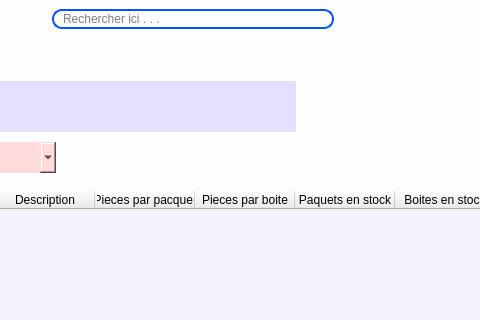
The window that views/main_window.ui (ninohantonio/Store-Management) describes before a commit, drawn with Qt 5; both pictures show x 540 to 1020 and y 0 to 320 of the 1367 by 701 pixel window.
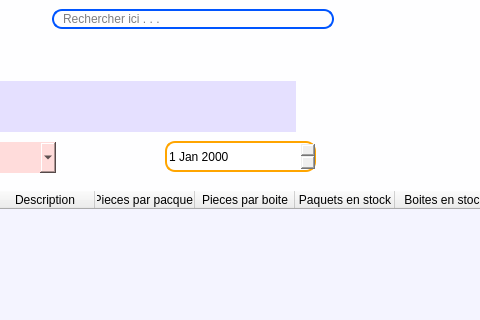
The same window after the commit. The open tabs and pages were chosen to show the change. Icons and pictures are not drawn. Custom widgets are drawn as their Qt base class.

Patch:
```diff
--- a/views/main_window.ui
+++ b/views/main_window.ui
@@ -1274,6 +1274,20 @@
                </property>
               </item>
              </widget>
+             <widget class="QDateEdit" name="date_article">
+              <property name="geometry">
+               <rect>
+                <x>490</x>
+                <y>80</y>
+                <width>151</width>
+                <height>31</height>
+               </rect>
+              </property>
+              <property name="styleSheet">
+               <string notr="true">border: 2px solid orange;
+border-radius: 10px;</string>
+              </property>
+             </widget>
             </widget>
            </item>
           </layout>
```
Left out of the diff: 2 changed lines with no effect on the pictures.
